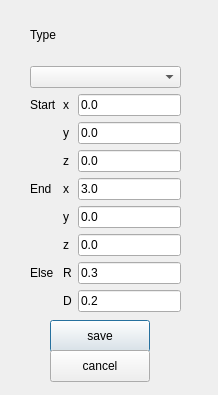
This is refinementdialog.ui in Randi-f/NekMeshUI as Qt 5 draws it before an edit. The edited form follows.
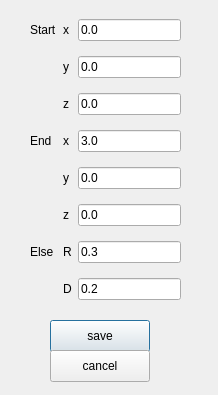
This is the edited form.

The edit to the form file:
```diff
--- a/refinementdialog.ui
+++ b/refinementdialog.ui
@@ -23,149 +23,139 @@
     </rect>
    </property>
    <layout class="QGridLayout" name="gridLayout">
-    <item row="3" column="2">
-     <widget class="QLineEdit" name="textY">
+    <item row="8" column="2">
+     <widget class="QLineEdit" name="textD">
       <property name="text">
-       <string>0.0</string>
+       <string>0.2</string>
       </property>
      </widget>
     </item>
-    <item row="2" column="1">
-     <widget class="QLabel" name="label_4">
-      <property name="text">
-       <string>x</string>
-      </property>
-     </widget>
-    </item>
-    <item row="2" column="2">
+    <item row="0" column="2">
      <widget class="QLineEdit" name="textX">
       <property name="text">
        <string>0.0</string>
       </property>
      </widget>
     </item>
-    <item row="6" column="1">
+    <item row="5" column="2">
+     <widget class="QLineEdit" name="textY_2">
+      <property name="text">
+       <string>0.0</string>
+      </property>
+     </widget>
+    </item>
+    <item row="4" column="0">
+     <widget class="QLabel" name="label_3">
+      <property name="text">
+       <string>End</string>
+      </property>
+     </widget>
+    </item>
+    <item row="1" column="1">
+     <widget class="QLabel" name="label_5">
+      <property name="text">
+       <string>y</string>
+      </property>
+     </widget>
+    </item>
+    <item row="4" column="1">
      <widget class="QLabel" name="label_7">
       <property name="text">
        <string>x</string>
       </property>
      </widget>
     </item>
-    <item row="9" column="2">
-     <widget class="QLineEdit" name="textR">
-      <property name="text">
-       <string>0.3</string>
-      </property>
-     </widget>
-    </item>
-    <item row="6" column="2">
+    <item row="4" column="2">
      <widget class="QLineEdit" name="textX_2">
       <property name="text">
        <string>3.0</string>
       </property>
      </widget>
     </item>
+    <item row="7" column="0">
+     <widget class="QLabel" name="label_10">
+      <property name="text">
+       <string>Else</string>
+      </property>
+     </widget>
+    </item>
+    <item row="5" column="1">
+     <widget class="QLabel" name="label_8">
+      <property name="text">
+       <string>y</string>
+      </property>
+     </widget>
+    </item>
+    <item row="0" column="1">
+     <widget class="QLabel" name="label_4">
+      <property name="text">
+       <string>x</string>
+      </property>
+     </widget>
+    </item>
+    <item row="7" column="2">
+     <widget class="QLineEdit" name="textR">
+      <property name="text">
+       <string>0.3</string>
+      </property>
+     </widget>
+    </item>
     <item row="8" column="1">
-     <widget class="QLabel" name="label_9">
+     <widget class="QLabel" name="label_12">
+      <property name="text">
+       <string>D</string>
+      </property>
+     </widget>
+    </item>
+    <item row="7" column="1">
+     <widget class="QLabel" name="label_11">
+      <property name="text">
+       <string>R</string>
+      </property>
+     </widget>
+    </item>
+    <item row="6" column="2">
+     <widget class="QLineEdit" name="textZ_2">
+      <property name="text">
+       <string>0.0</string>
+      </property>
+     </widget>
+    </item>
+    <item row="2" column="1">
+     <widget class="QLabel" name="label_6">
       <property name="text">
        <string>z</string>
       </property>
      </widget>
     </item>
-    <item row="4" column="2">
+    <item row="2" column="2">
      <widget class="QLineEdit" name="textZ">
       <property name="text">
        <string>0.0</string>
       </property>
      </widget>
     </item>
-    <item row="7" column="2">
-     <widget class="QLineEdit" name="textY_2">
+    <item row="1" column="2">
+     <widget class="QLineEdit" name="textY">
       <property name="text">
        <string>0.0</string>
       </property>
      </widget>
     </item>
     <item row="0" column="0">
-     <widget class="QLabel" name="label">
-      <property name="text">
-       <string>Type</string>
-      </property>
-     </widget>
-    </item>
-    <item row="2" column="0">
      <widget class="QLabel" name="label_2">
       <property name="text">
        <string>Start</string>
       </property>
      </widget>
     </item>
-    <item row="4" column="1">
-     <widget class="QLabel" name="label_6">
+    <item row="6" column="1">
+     <widget class="QLabel" name="label_9">
       <property name="text">
        <string>z</string>
       </property>
      </widget>
     </item>
-    <item row="3" column="1">
-     <widget class="QLabel" name="label_5">
-      <property name="text">
-       <string>y</string>
-      </property>
-     </widget>
-    </item>
-    <item row="8" column="2">
-     <widget class="QLineEdit" name="textZ_2">
-      <property name="text">
-       <string>0.0</string>
-      </property>
-     </widget>
-    </item>
-    <item row="6" column="0">
-     <widget class="QLabel" name="label_3">
-      <property name="text">
-       <string>End</string>
-      </property>
-     </widget>
-    </item>
-    <item row="7" column="1">
-     <widget class="QLabel" name="label_8">
-      <property name="text">
-       <string>y</string>
-      </property>
-     </widget>
-    </item>
-    <item row="10" column="2">
-     <widget class="QLineEdit" name="textD">
-      <property name="text">
-       <string>0.2</string>
-      </property>
-     </widget>
-    </item>
-    <item row="9" column="0">
-     <widget class="QLabel" name="label_10">
-      <property name="text">
-       <string>Else</string>
-      </property>
-     </widget>
-    </item>
-    <item row="9" column="1">
-     <widget class="QLabel" name="label_11">
-      <property name="text">
-       <string>R</string>
-      </property>
-     </widget>
-    </item>
-    <item row="10" column="1">
-     <widget class="QLabel" name="label_12">
-      <property name="text">
-       <string>D</string>
-      </property>
-     </widget>
-    </item>
-    <item row="1" column="0" colspan="3">
-     <widget class="QComboBox" name="comboType"/>
-    </item>
    </layout>
   </widget>
   <widget class="QPushButton" name="btnSave">
```
